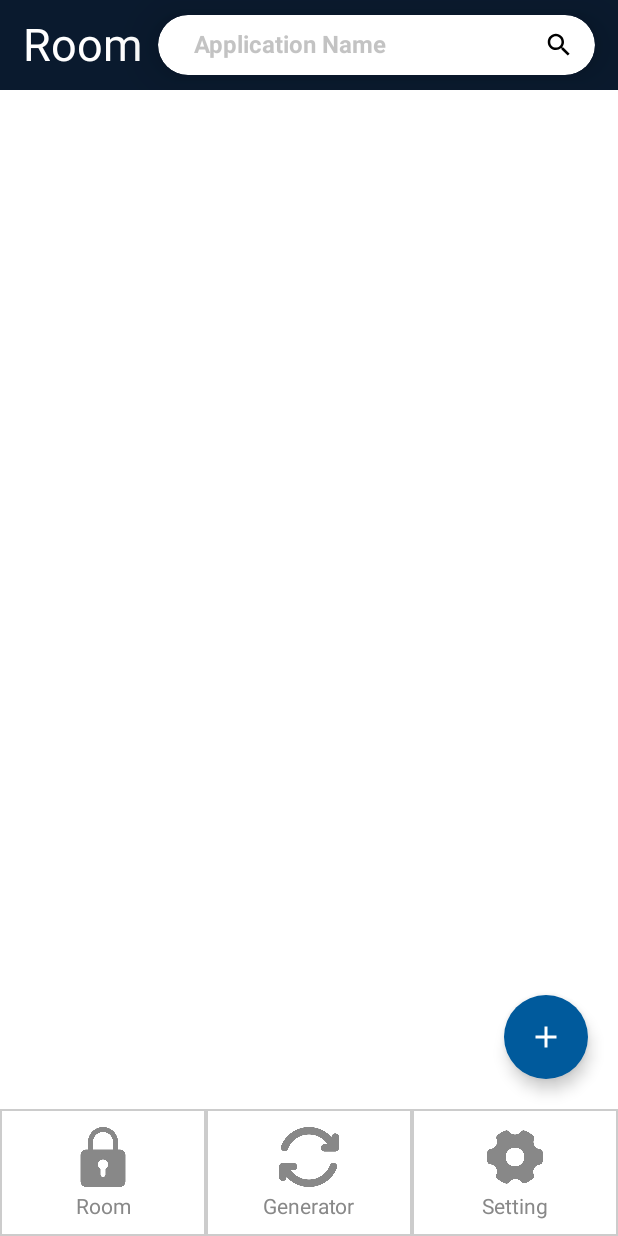
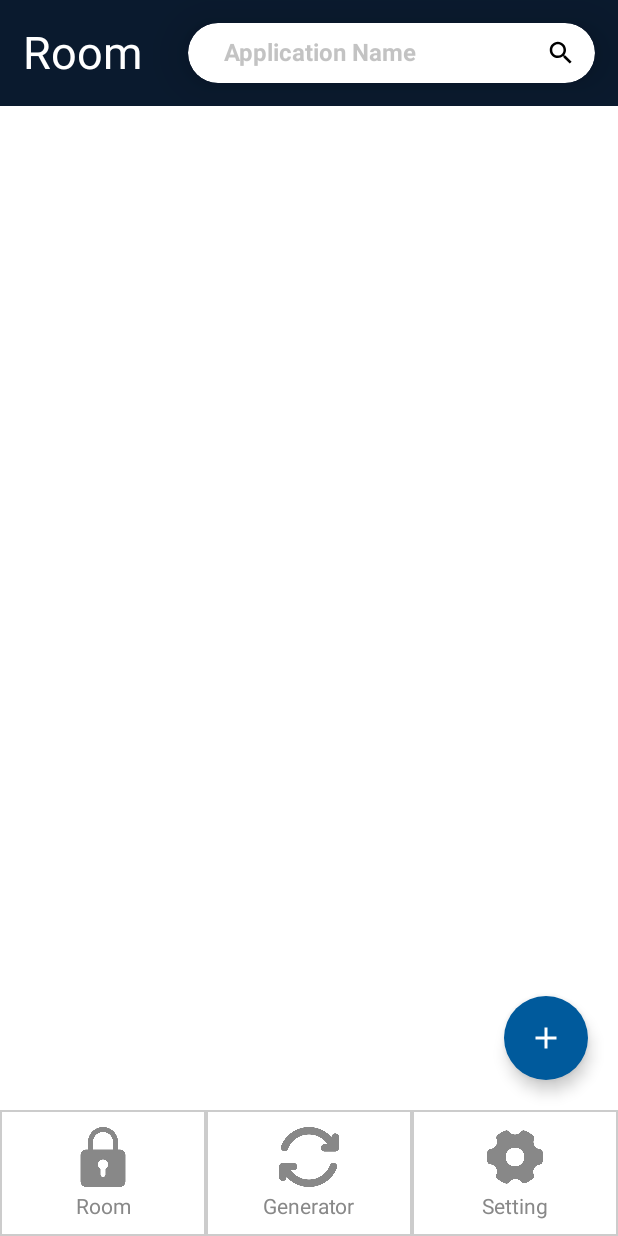
Before and after one commit to Java-Dog-Team/DogePasswordManager, an Android app built with Jetpack Compose: the MainPage screen opened directly, with no data from a screen before it, on a phone screen of 412 x 824 dp. Run offline under Robolectric (Android 15) with nearby library versions, the phone set to English and light mode, and no system bars; our stand-ins replace Firebase (no records; nobody signed in at launch, a user with empty details on screens opened directly); libraries missing offline, so code that uses them is left out: java.security, java.util.

Commit message:
modify: top bar

```diff
--- a/app/src/main/java/com/example/dogepasswordmanager/MainPage.kt
+++ b/app/src/main/java/com/example/dogepasswordmanager/MainPage.kt
@@ -259,12 +259,13 @@ fun mainPage(context: Context) {
             modifier = Modifier
                 .fillMaxWidth()
                 .background(BackGroundColor)
-                .weight(0.7f)
+                .padding(bottom = 15.dp, top = 15.dp)
+
 
         ) {
 
             //頁面名稱
-            Column {
+            Column(modifier = Modifier.padding(end = 20.dp)) {
                 //當前為密碼庫頁面
                 if (showingTitle.value == MainPage.PASSWORD_ROOM)
                     Text(
@@ -1661,7 +1662,10 @@ fun topLeftFunctionButton(
 
 
                 //搜尋欄
-                SearchBar(hint = stringResource(id = R.string.searchbar_hint), showingPage = showingPage) {
+                SearchBar(
+                    hint = stringResource(id = R.string.searchbar_hint),
+                    showingPage = showingPage
+                ) {
 
                     //若使用者有輸入內容
                     if (it.isNotEmpty()) {
```
